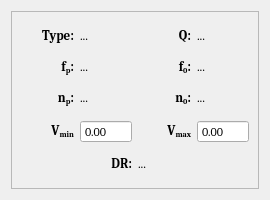
Above: app/designer/aux_widgets/cell_block.ui from grupo-tc-volcan/TP4 before the change. Below: the same form after it.
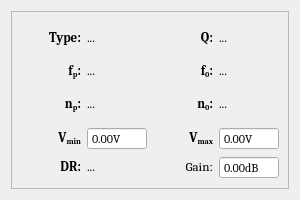
That is the form after the change.

Patch:
```diff
--- a/app/designer/aux_widgets/cell_block.ui
+++ b/app/designer/aux_widgets/cell_block.ui
@@ -6,13 +6,13 @@
    <rect>
     <x>0</x>
     <y>0</y>
-    <width>270</width>
+    <width>300</width>
     <height>200</height>
    </rect>
   </property>
   <property name="maximumSize">
    <size>
-    <width>270</width>
+    <width>300</width>
     <height>200</height>
    </size>
   </property>
@@ -124,7 +124,7 @@
          <enum>QAbstractSpinBox::NoButtons</enum>
         </property>
         <property name="suffix">
-         <string/>
+         <string>V</string>
         </property>
         <property name="decimals">
          <number>2</number>
@@ -143,7 +143,7 @@
          <enum>QAbstractSpinBox::NoButtons</enum>
         </property>
         <property name="suffix">
-         <string/>
+         <string>V</string>
         </property>
         <property name="decimals">
          <number>2</number>
@@ -170,23 +170,6 @@
         </property>
        </widget>
       </item>
-      <item row="6" column="3" colspan="2">
-       <widget class="QLabel" name="dinamic_range">
-        <property name="text">
-         <string>&lt;html&gt;&lt;head/&gt;&lt;body&gt;&lt;p&gt;&lt;span style=&quot; font-size:10pt;&quot;&gt;...&lt;/span&gt;&lt;/p&gt;&lt;/body&gt;&lt;/html&gt;</string>
-        </property>
-       </widget>
-      </item>
-      <item row="6" column="1">
-       <widget class="QLabel" name="label_6">
-        <property name="acceptDrops">
-         <bool>true</bool>
-        </property>
-        <property name="text">
-         <string>&lt;html&gt;&lt;head/&gt;&lt;body&gt;&lt;p align=&quot;right&quot;&gt;&lt;span style=&quot; font-size:10pt; font-weight:600;&quot;&gt;DR:&lt;/span&gt;&lt;/p&gt;&lt;/body&gt;&lt;/html&gt;</string>
-        </property>
-       </widget>
-      </item>
       <item row="0" column="0">
        <widget class="QLabel" name="label_2">
         <property name="text">
@@ -229,6 +212,43 @@
         </property>
        </widget>
       </item>
+      <item row="6" column="0">
+       <widget class="QLabel" name="label_6">
+        <property name="acceptDrops">
+         <bool>true</bool>
+        </property>
+        <property name="text">
+         <string>&lt;html&gt;&lt;head/&gt;&lt;body&gt;&lt;p align=&quot;right&quot;&gt;&lt;span style=&quot; font-size:10pt; font-weight:600;&quot;&gt;DR:&lt;/span&gt;&lt;/p&gt;&lt;/body&gt;&lt;/html&gt;</string>
+        </property>
+       </widget>
+      </item>
+      <item row="6" column="1">
+       <widget class="QLabel" name="dinamic_range">
+        <property name="text">
+         <string>&lt;html&gt;&lt;head/&gt;&lt;body&gt;&lt;p&gt;&lt;span style=&quot; font-size:10pt;&quot;&gt;...&lt;/span&gt;&lt;/p&gt;&lt;/body&gt;&lt;/html&gt;</string>
+        </property>
+       </widget>
+      </item>
+      <item row="6" column="3">
+       <widget class="QLabel" name="label_8">
+        <property name="text">
+         <string>&lt;html&gt;&lt;head/&gt;&lt;body&gt;&lt;p align=&quot;right&quot;&gt;&lt;span style=&quot; font-size:10pt;&quot;&gt;Gain:&lt;/span&gt;&lt;/p&gt;&lt;/body&gt;&lt;/html&gt;</string>
+        </property>
+       </widget>
+      </item>
+      <item row="6" column="4">
+       <widget class="QDoubleSpinBox" name="doubleSpinBox">
+        <property name="buttonSymbols">
+         <enum>QAbstractSpinBox::NoButtons</enum>
+        </property>
+        <property name="suffix">
+         <string>dB</string>
+        </property>
+        <property name="decimals">
+         <number>2</number>
+        </property>
+       </widget>
+      </item>
      </layout>
     </widget>
    </item>
```
